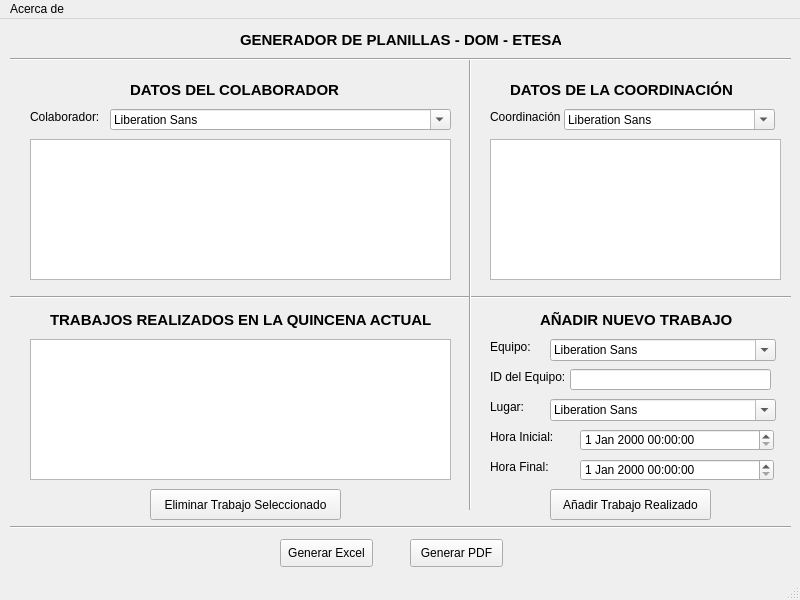
Qt form pyqt_gui.ui (sibarras/etesaProject) before a commit.
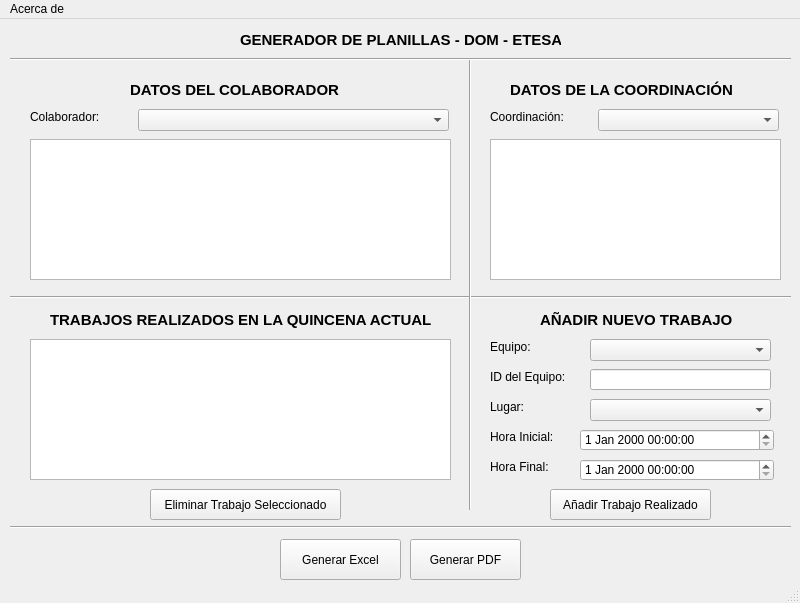
The same form after that commit.

What changed in the file:
```diff
--- a/pyqt_gui.ui
+++ b/pyqt_gui.ui
@@ -7,7 +7,7 @@
     <x>0</x>
     <y>0</y>
     <width>800</width>
-    <height>600</height>
+    <height>603</height>
    </rect>
   </property>
   <property name="mouseTracking">
@@ -25,8 +25,8 @@
      <rect>
       <x>280</x>
       <y>520</y>
-      <width>93</width>
-      <height>28</height>
+      <width>121</width>
+      <height>41</height>
      </rect>
     </property>
     <property name="text">
@@ -38,8 +38,8 @@
      <rect>
       <x>410</x>
       <y>520</y>
-      <width>93</width>
-      <height>28</height>
+      <width>111</width>
+      <height>41</height>
      </rect>
     </property>
     <property name="text">
@@ -66,22 +66,12 @@
      </rect>
     </property>
    </widget>
-   <widget class="QFontComboBox" name="fontComboBoxEquipos">
-    <property name="geometry">
-     <rect>
-      <x>550</x>
-      <y>320</y>
-      <width>226</width>
-      <height>22</height>
-     </rect>
-    </property>
-   </widget>
    <widget class="QLineEdit" name="lineEditNameID">
     <property name="geometry">
      <rect>
-      <x>570</x>
+      <x>590</x>
       <y>350</y>
-      <width>201</width>
+      <width>181</width>
       <height>21</height>
      </rect>
     </property>
@@ -130,17 +120,7 @@
      <string>Hora Final:</string>
     </property>
    </widget>
-   <widget class="QFontComboBox" name="fontComboBoxPlace">
-    <property name="geometry">
-     <rect>
-      <x>550</x>
-      <y>380</y>
-      <width>226</width>
-      <height>22</height>
-     </rect>
-    </property>
-   </widget>
-   <widget class="QLabel" name="label_4">
+   <widget class="QLabel" name="label_place">
     <property name="geometry">
      <rect>
       <x>490</x>
@@ -207,7 +187,7 @@
      <rect>
       <x>30</x>
       <y>90</y>
-      <width>71</width>
+      <width>91</width>
       <height>16</height>
      </rect>
     </property>
@@ -220,7 +200,7 @@
      <rect>
       <x>490</x>
       <y>90</y>
-      <width>71</width>
+      <width>101</width>
       <height>16</height>
      </rect>
     </property>
@@ -228,26 +208,6 @@
      <string>Coordinación:</string>
     </property>
    </widget>
-   <widget class="QFontComboBox" name="fontComboBoxColaborator">
-    <property name="geometry">
-     <rect>
-      <x>110</x>
-      <y>90</y>
-      <width>341</width>
-      <height>21</height>
-     </rect>
-    </property>
-   </widget>
-   <widget class="QFontComboBox" name="fontComboBoxCoordination">
-    <property name="geometry">
-     <rect>
-      <x>564</x>
-      <y>90</y>
-      <width>211</width>
-      <height>21</height>
-     </rect>
-    </property>
-   </widget>
    <widget class="QListView" name="listViewColaborator">
     <property name="geometry">
      <rect>
@@ -420,6 +380,46 @@
      <enum>Qt::Horizontal</enum>
     </property>
    </widget>
+   <widget class="QComboBox" name="comboBoxColaborators">
+    <property name="geometry">
+     <rect>
+      <x>138</x>
+      <y>90</y>
+      <width>311</width>
+      <height>22</height>
+     </rect>
+    </property>
+   </widget>
+   <widget class="QComboBox" name="comboBoxCoordinations">
+    <property name="geometry">
+     <rect>
+      <x>598</x>
+      <y>90</y>
+      <width>181</width>
+      <height>22</height>
+     </rect>
+    </property>
+   </widget>
+   <widget class="QComboBox" name="comboBoxEquipments">
+    <property name="geometry">
+     <rect>
+      <x>590</x>
+      <y>320</y>
+      <width>181</width>
+      <height>22</height>
+     </rect>
+    </property>
+   </widget>
+   <widget class="QComboBox" name="comboBoxSubstations">
+    <property name="geometry">
+     <rect>
+      <x>590</x>
+      <y>380</y>
+      <width>181</width>
+      <height>22</height>
+     </rect>
+    </property>
+   </widget>
   </widget>
   <widget class="QMenuBar" name="menubar">
    <property name="geometry">
```
Left out of the diff: 22 changed lines with no effect on the pictures.
